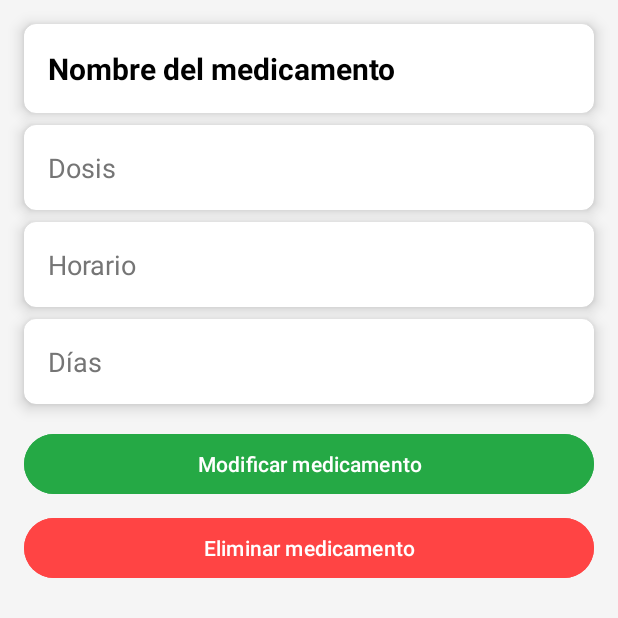
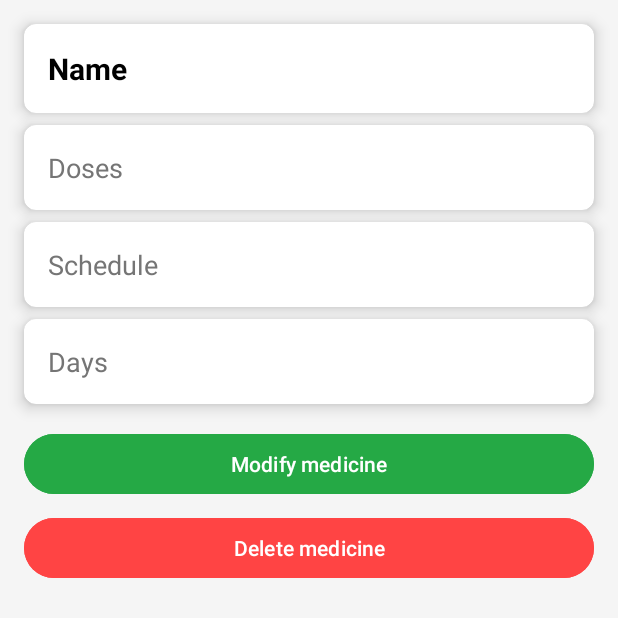
Before and after one commit to NicoZambrana/intellimeds, an Android app: the DetalleMedicamentoActivity screen opened directly, with no data from a screen before it, on a phone screen of 412 x 824 dp, the top half of it. Run offline under Robolectric (Android 15) with nearby library versions, the phone set to English and light mode, and no system bars; 1 statement that could not run was skipped.

Commit message:
todos los strings traducidos inglés y español

```diff
--- a/IntelliMeds/app/src/main/java/com/example/intellimeds/MedicamentoDB.java
+++ b/IntelliMeds/app/src/main/java/com/example/intellimeds/MedicamentoDB.java
@@ -135,8 +135,9 @@ public class MedicamentoDB {
     }
     public List<Medicamento> obtenerMedicamentosPorHorarioYDia(String horario, String dia) {
         List<Medicamento> lista = new ArrayList<>();
-        String where = MedsContract.MedsEntry.COLUMN_HORARIO + " = ? AND " + MedsContract.MedsEntry.COLUMN_DIAS + " LIKE ?";
-        String[] whereArgs = {horario, "%" + dia + "%"}; // Check if 'dia' is included in the string (e.g., "Monday,Tuesday")
+        // Convert both the COLUMN_DIAS and the 'dia' parameter to lowercase for case-insensitive comparison
+        String where = MedsContract.MedsEntry.COLUMN_HORARIO + " = ? AND LOWER(" + MedsContract.MedsEntry.COLUMN_DIAS + ") LIKE ?";
+        String[] whereArgs = {horario, "%" + dia.toLowerCase() + "%"}; // Convert 'dia' to lowercase
 
         Cursor cursor = db.query(MedsContract.MedsEntry.TABLE_MEDICAMENTOS, null, where, whereArgs, null, null, null);
 
--- a/IntelliMeds/app/src/main/res/layout/activity_detalle_medicamento.xml
+++ b/IntelliMeds/app/src/main/res/layout/activity_detalle_medicamento.xml
@@ -25,7 +25,7 @@
             android:id="@+id/tvNombre"
             android:layout_width="match_parent"
             android:layout_height="wrap_content"
-            android:text="Nombre del medicamento"
+            android:text="@string/medicine_name"
             android:textSize="20sp"
             android:textColor="@color/primaryText"
             android:padding="16dp"
@@ -54,7 +54,7 @@
             android:id="@+id/tvDosis"
             android:layout_width="match_parent"
             android:layout_height="wrap_content"
-            android:text="Dosis"
+            android:text="@string/dose"
             android:textSize="18sp"
             android:textColor="@color/secondaryText"
             android:padding="16dp"/>
@@ -80,7 +80,7 @@
             android:id="@+id/tvHorario"
             android:layout_width="match_parent"
             android:layout_height="wrap_content"
-            android:text="Horario"
+            android:text="@string/schedule"
             android:textSize="18sp"
             android:textColor="@color/secondaryText"
             android:padding="16dp"/>
@@ -106,7 +106,7 @@
             android:id="@+id/tvDias"
             android:layout_width="match_parent"
             android:layout_height="wrap_content"
-            android:text="Días"
+            android:text="@string/days"
             android:textSize="18sp"
             android:textColor="@color/secondaryText"
             android:padding="16dp"/>
@@ -128,7 +128,7 @@
             android:id="@+id/btnModificar"
             android:layout_width="match_parent"
             android:layout_height="wrap_content"
-            android:text="Modificar medicamento"
+            android:text="@string/modify_med"
             android:backgroundTint="@color/colorPrimary"
             android:textColor="@android:color/white"
             android:layout_marginBottom="8dp"/>
@@ -137,7 +137,7 @@
             android:id="@+id/btnEliminar"
             android:layout_width="match_parent"
             android:layout_height="wrap_content"
-            android:text="Eliminar medicamento"
+            android:text="@string/delete_med"
             android:backgroundTint="@android:color/holo_red_light"
             android:textColor="@android:color/white"/>
     </LinearLayout>
--- a/IntelliMeds/app/src/main/res/values/strings.xml
+++ b/IntelliMeds/app/src/main/res/values/strings.xml
@@ -1,7 +1,25 @@
 <resources>
     <string name="app_name">IntelliMeds</string>
-    <string name="medicine_name">Medicine Name</string>
+    <string name="medicine_name">Name</string>
     <string name="dose">Doses</string>
     <string name="schedule">Schedule</string>
     <string name="days">Days</string>
+    <string name="next">Next</string>
+    <string name="lorem_ipsum">Lorem ipsum dolor sit amet</string>
+    <string name="previous">Previous</string>
+    <string name="action_settings">Settings</string>
+    <string name="first_fragment_label">First Fragment</string>
+    <string name="second_fragment_label">Second Fragment</string>
+    <string name="alert_meds">Time to take your meds!</string>
+    <string name="modify_med">Modify medicine</string>
+    <string name="delete_med">Delete medicine</string>
+    <string name="not_found_med">Medicine not found</string>
+    <string name="med_doesnt_exist">Medicine doesn´t exist in database</string>
+    <string name="delete_successfull">Medice deleted</string>
+    <string name="modify_successfull">Medice modified succesfully</string>
+    <string name="create_successfull">Medice added successfully</string>
+    <string name="incomplete_fields">Please, complete all the fields</string>
+    <string name="modify_doesnt_exist">Medicine doesn´t exist after modify</string>
+    <string name="add_med">Add new medicine</string>
+    <string name="save">Save</string>
 </resources>
```
Also changed, not shown: IntelliMeds/app/src/main/java/com/example/intellimeds/AgregarMedicamentoActivity.java (+4 -4 lines), IntelliMeds/app/src/main/java/com/example/intellimeds/DetalleMedicamentoActivity.java (+8 -8 lines), IntelliMeds/app/src/main/java/com/example/intellimeds/MainActivity.java (+16 -6 lines), IntelliMeds/app/src/main/res/layout/activity_agregar_medicamento.xml (+6 -6 lines), 1 other file.
